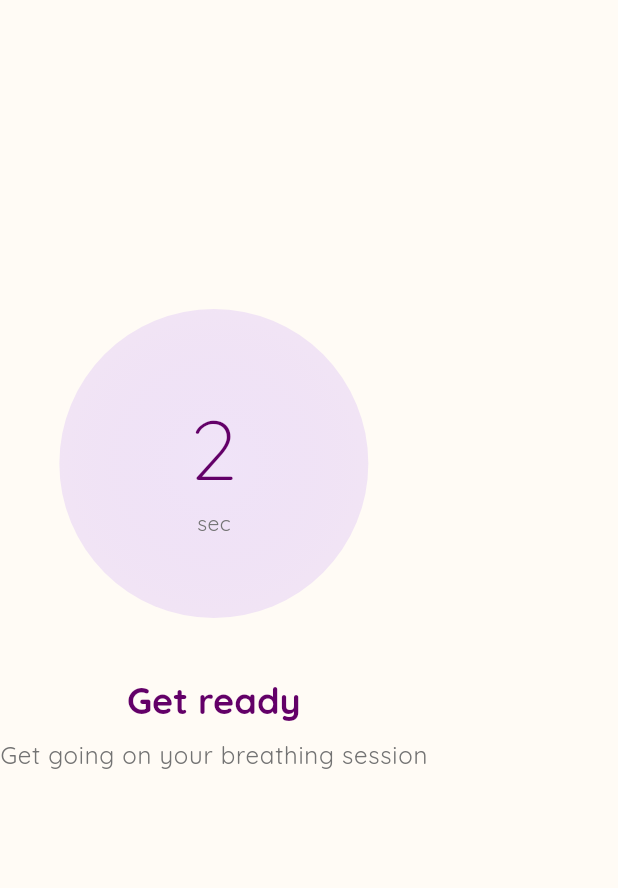
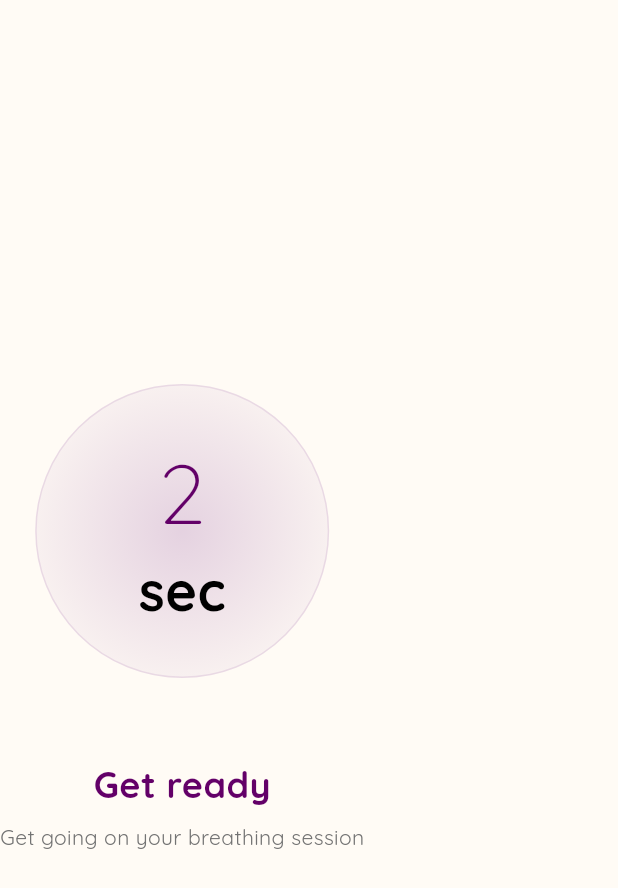
Before and after one commit to hemanthkb97/newuhackaton, a Flutter app: the _GetReadyView widget shown alone on an empty page, opened directly, on a phone screen of 412 x 824 dp. Shown: the top 888 px of the screen. Run offline on Flutter 3.47's test engine with Material 3 defaults, Android fonts, the phone set to English and light mode, and no system bars; our stand-ins replace audioplayers, equatable, flutter_bloc, flutter_svg, get_it, go_router and 3 more; missing offline and left inert: dotlottie_loader; accounts and stored records are empty; project files that could hold a hidden picture were left out.

Commit message:
Finished till get Ready

```diff
--- a/breathing_app/lib/core/constants/app_colors.dart
+++ b/breathing_app/lib/core/constants/app_colors.dart
@@ -13,7 +13,7 @@ class AppColors {
   static const lightTextPrimary = Colors.black;
   static const lightTextSecondary = Color(0xff737373);
   static const lightCircle = Color(0xFFE8D5F5);
-  static const lightCircleInner = Color(0xFFF0E4F8);
+  static const lightCircleInner = Color(0xff7B2D8E);
   static const lightCloudTint = Color(0xFFF5EAD6);
   static const lightChipBorder = Color(0xFFE0D5C8);
   static const lightChipSelectedBorder = Color(0xFFE8A83E);
@@ -25,6 +25,7 @@ class AppColors {
   static const lightBGAccentSubtle = Color(0xffFFF8F0);
   static const lightBGAccentSolid = Color(0xffE47B00);
   static const lightButtonNatural = Color(0xff141414);
+  static const lightBGSubtle = Color(0xffEFE6F0);
 
   // Dark theme
   static const darkBackground = Color(0xFF1A1128);
@@ -39,7 +40,7 @@ class AppColors {
   static const darkTextPrimary = Colors.white;
   static const darkTextSecondary = Color(0xffD6D6D6);
   static const darkCircle = Color(0xFF5A3D7A);
-  static const darkCircleInner = Color(0xFF7B5A9E);
+  static const darkCircleInner = Color(0xFFC97CF5);
   static const darkChipBorder = Color(0xFF4A3562);
   static const darkChipSelectedBorder = Color(0xFFD4A033);
   static const darkProgressBg = Color(0xFF4A3562);
@@ -50,6 +51,7 @@ class AppColors {
   static const darkBorderSubtle = Color(0xff292929);
   static const darkBGAccentSubtle = Color(0xff5C2D00);
   static const darkBGAccentSolid = Color(0xffE47B00);
+  static const darkBGSubtle = Color(0xff28002A);
 
   // Shared
   static const successGreen = Color(0xFF4CAF50);
--- a/breathing_app/lib/presentation/screens/get_ready_screen.dart
+++ b/breathing_app/lib/presentation/screens/get_ready_screen.dart
@@ -26,23 +26,27 @@ class _CountdownCircle extends StatelessWidget {
 
   @override
   Widget build(BuildContext context) {
-    final size = MediaQuery.of(context).size.width * 0.5;
     return AnimatedContainer(
       duration: const Duration(milliseconds: 400),
       curve: Curves.easeInOut,
-      width: size,
-      height: size,
+      width: 196,
+      height: 196,
       decoration: BoxDecoration(
         shape: BoxShape.circle,
+        border: Border.all(
+          color: isDark
+              ? AppColors.darkCircleInner.withValues(alpha: 0.25)
+              : AppColors.lightCircleInner.withValues(alpha: 0.12),
+        ),
         gradient: RadialGradient(
           colors: isDark
               ? [
-                  AppColors.darkCircleInner.withValues(alpha: 0.8),
-                  AppColors.darkCircle.withValues(alpha: 0.5),
+                  AppColors.darkCircleInner.withValues(alpha: 0.4),
+                  AppColors.darkCircleInner.withValues(alpha: 0.1),
                 ]
               : [
-                  AppColors.lightCircleInner,
-                  AppColors.lightCircle.withValues(alpha: 0.6),
+                  AppColors.lightCircleInner.withValues(alpha: 0.2),
+                  AppColors.lightCircleInner.withValues(alpha: 0.05),
                 ],
         ),
       ),
@@ -68,10 +72,9 @@ class _CountdownCircle extends StatelessWidget {
               Text(
                 'sec',
                 style: TextStyle(
-                  fontSize: 14,
-                  color: isDark
-                      ? AppColors.darkTextSecondary
-                      : AppColors.lightTextSecondary,
+                  fontSize: 36,
+                  fontWeight: FontWeight.bold,
+                  color: isDark ? AppColors.darkTextPrimary : Colors.black,
                 ),
               ),
           ],
@@ -95,34 +98,36 @@ class _GetReadyView extends StatelessWidget {
         }
       },
       child: Column(
+        mainAxisAlignment: MainAxisAlignment.center,
         children: [
-          const Spacer(flex: 2),
-
-          // Countdown circle
           BlocBuilder<CountdownCubit, int>(
             builder: (context, count) {
-              return _CountdownCircle(
-                count: count,
-                isDark: isDark,
-              );
+              return _CountdownCircle(count: count, isDark: isDark);
             },
           ),
-          const SizedBox(height: 40),
-
-          // Title
+          const SizedBox(height: 53),
           Text(
             AppStrings.getReady,
-            style: Theme.of(context).textTheme.headlineMedium?.copyWith(
-                  fontWeight: FontWeight.w700,
-                ),
+            style: TextStyle(
+              fontSize: 24,
+              height: 1.5,
+              fontWeight: FontWeight.bold,
+              color: isDark
+                  ? AppColors.darkTextPrimary
+                  : AppColors.lightPrimary,
+            ),
           ),
-          const SizedBox(height: 8),
+          const SizedBox(height: 6),
           Text(
             AppStrings.getReadySubtitle,
-            style: Theme.of(context).textTheme.bodyLarge,
+            style: TextStyle(
+              fontSize: 14,
+              height: 1.5,
+              color: isDark
+                  ? AppColors.darkTextSecondary
+                  : AppColors.lightTextSecondary,
+            ),
           ),
-
-          const Spacer(flex: 3),
         ],
       ),
     );
```
Also changed, not shown: breathing_app/lib/app.dart (+33 -4 lines), breathing_app/lib/core/widgets/app_shell.dart (+5 -7 lines).
